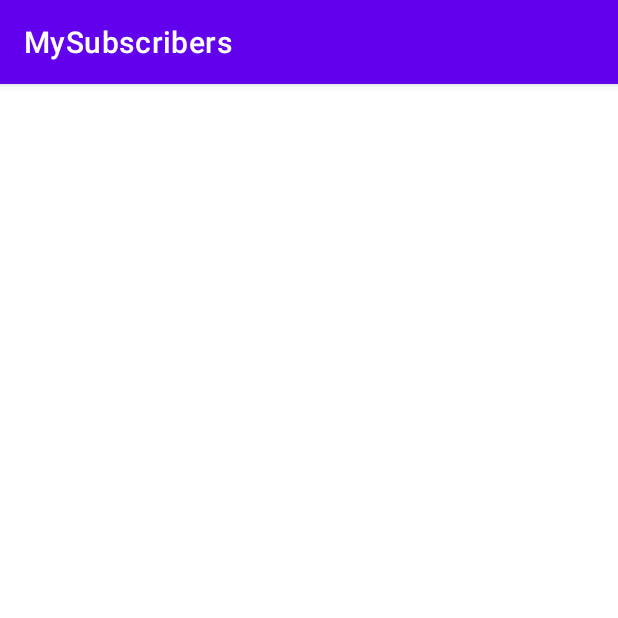
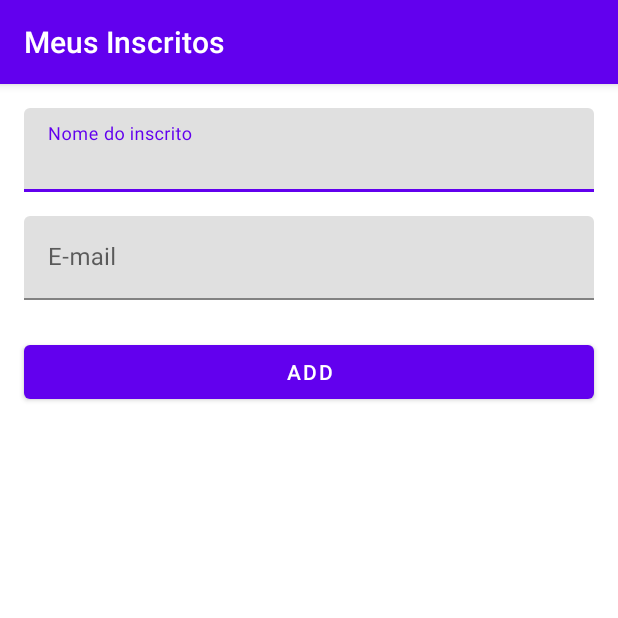
Before and after one commit to rickaleu/crud-room, an Android app: the screen it shows after launch (MainActivity), on a phone screen of 412 x 824 dp, the top half of it. Run offline under Robolectric (Android 15) with nearby library versions, the phone set to English and light mode, and no system bars; our stand-ins replace navigation-ui.

Commit message:
Add toolbar.

```diff
--- a/app/build.gradle
+++ b/app/build.gradle
@@ -1,6 +1,8 @@
 plugins {
     id 'com.android.application'
     id 'kotlin-android'
+    id 'kotlin-android-extensions'
+    id 'kotlin-kapt'
 }
 
 android {
--- a/app/src/main/java/br/com/ricardo/mysubscribers/ui/MainActivity.kt
+++ b/app/src/main/java/br/com/ricardo/mysubscribers/ui/MainActivity.kt
@@ -2,11 +2,20 @@ package br.com.ricardo.mysubscribers.ui
 
 import android.os.Bundle
 import androidx.appcompat.app.AppCompatActivity
+import androidx.navigation.fragment.NavHostFragment
+import androidx.navigation.ui.AppBarConfiguration
+import androidx.navigation.ui.setupWithNavController
 import br.com.ricardo.mysubscribers.R
+import kotlinx.android.synthetic.main.activity_main.*
 
 class MainActivity : AppCompatActivity() {
     override fun onCreate(savedInstanceState: Bundle?) {
         super.onCreate(savedInstanceState)
         setContentView(R.layout.activity_main)
+
+        val navHostFragment = supportFragmentManager.findFragmentById(R.id.nav_host_fragment) as NavHostFragment
+        val navController = navHostFragment.navController
+        val appBarConfiguration = AppBarConfiguration(navController.graph)
+        main_toolbar.setupWithNavController(navController, appBarConfiguration)
     }
 }
--- a/app/src/main/res/layout/activity_main.xml
+++ b/app/src/main/res/layout/activity_main.xml
@@ -6,16 +6,28 @@
     android:layout_height="match_parent"
     tools:context=".ui.MainActivity">
 
+    <androidx.appcompat.widget.Toolbar
+        android:id="@+id/main_toolbar"
+        android:layout_width="match_parent"
+        android:layout_height="?attr/actionBarSize"
+        android:background="@color/purple_500"
+        android:elevation="4dp"
+        android:theme="@style/Theme.MySubscribers"
+        app:layout_constraintEnd_toEndOf="parent"
+        app:layout_constraintStart_toStartOf="parent"
+        app:layout_constraintTop_toTopOf="parent"
+        app:popupTheme="@style/ThemeOverlay.AppCompat.Light"/>
+
     <androidx.fragment.app.FragmentContainerView
         android:id="@+id/nav_host_fragment"
         android:name="androidx.navigation.fragment.NavHostFragment"
         android:layout_width="0dp"
         android:layout_height="0dp"
+        app:defaultNavHost="true"
+        app:layout_constraintBottom_toBottomOf="parent"
         app:layout_constraintLeft_toLeftOf="parent"
         app:layout_constraintRight_toRightOf="parent"
-        app:layout_constraintTop_toTopOf="parent"
-        app:layout_constraintBottom_toBottomOf="parent"
-        app:defaultNavHost="true"
+        app:layout_constraintTop_toBottomOf="@+id/main_toolbar"
         app:navGraph="@navigation/main_graph" />
 
 </androidx.constraintlayout.widget.ConstraintLayout>
--- a/app/src/main/res/layout/fragment_subscriber.xml
+++ b/app/src/main/res/layout/fragment_subscriber.xml
@@ -21,7 +21,7 @@
             android:id="@+id/subscribers_edit_name"
             android:layout_width="match_parent"
             android:layout_height="wrap_content"
-            android:hint="@string/subscribers_hint_name"
+            android:hint="@string/subscribers_edit_name_hint"
             android:inputType="textCapSentences" />
 
     </com.google.android.material.textfield.TextInputLayout>
@@ -41,9 +41,21 @@
             android:id="@+id/subscribers_edit_email"
             android:layout_width="match_parent"
             android:layout_height="wrap_content"
-            android:hint="@string/subscribers_hint_email"
+            android:hint="@string/subscribers_edit_email_hint"
             android:inputType="textEmailAddress" />
 
     </com.google.android.material.textfield.TextInputLayout>
 
+    <Button
+        android:id="@+id/subscribers_button_add"
+        android:layout_width="0dp"
+        android:layout_height="wrap_content"
+        android:layout_marginStart="16dp"
+        android:layout_marginTop="24dp"
+        android:layout_marginEnd="16dp"
+        android:text="@string/subscribers_button_add"
+        app:layout_constraintEnd_toEndOf="parent"
+        app:layout_constraintStart_toStartOf="parent"
+        app:layout_constraintTop_toBottomOf="@+id/subscribers_input_layout_email" />
+
 </androidx.constraintlayout.widget.ConstraintLayout>
--- a/app/src/main/res/navigation/main_graph.xml
+++ b/app/src/main/res/navigation/main_graph.xml
@@ -1,5 +1,13 @@
 <?xml version="1.0" encoding="utf-8"?>
 <navigation xmlns:android="http://schemas.android.com/apk/res/android"
-    xmlns:app="http://schemas.android.com/apk/res-auto" android:id="@+id/main_graph">
+    xmlns:app="http://schemas.android.com/apk/res-auto"
+    xmlns:tools="http://schemas.android.com/tools"
+    android:id="@+id/main_graph"
+    app:startDestination="@id/subscribersFragment">
 
+    <fragment
+        android:id="@+id/subscribersFragment"
+        android:name="br.com.ricardo.mysubscribers.ui.subscriber.view.SubscribersFragment"
+        android:label="@string/subscriber_nav_title"
+        tools:layout="@layout/fragment_subscriber"/>
 </navigation>
--- a/app/src/main/res/values-night/themes.xml
+++ b/app/src/main/res/values-night/themes.xml
@@ -1,6 +1,6 @@
 <resources xmlns:tools="http://schemas.android.com/tools">
     <!-- Base application theme. -->
-    <style name="Theme.MySubscribers" parent="Theme.MaterialComponents.DayNight.DarkActionBar">
+    <style name="Theme.MySubscribers" parent="Theme.MaterialComponents.DayNight.NoActionBar">
         <!-- Primary brand color. -->
         <item name="colorPrimary">@color/purple_200</item>
         <item name="colorPrimaryVariant">@color/purple_700</item>
--- a/app/src/main/res/values/strings.xml
+++ b/app/src/main/res/values/strings.xml
@@ -2,7 +2,9 @@
     <string name="app_name">MySubscribers</string>
 
     <!-- Subscribers -->
-    <string name="subscribers_hint_name">Nome do assinante</string>
-    <string name="subscribers_hint_email">E-mail</string>
+    <string name="subscriber_nav_title">Meus Inscritos</string>
+    <string name="subscribers_edit_name_hint">Nome do inscrito</string>
+    <string name="subscribers_edit_email_hint">E-mail</string>
+    <string name="subscribers_button_add">Add</string>
 
 </resources>
--- a/app/src/main/res/values/themes.xml
+++ b/app/src/main/res/values/themes.xml
@@ -1,16 +1,28 @@
 <resources xmlns:tools="http://schemas.android.com/tools">
     <!-- Base application theme. -->
-    <style name="Theme.MySubscribers" parent="Theme.MaterialComponents.DayNight.DarkActionBar">
+    <style name="Theme.MySubscribers" parent="Theme.MaterialComponents.DayNight.NoActionBar">
         <!-- Primary brand color. -->
         <item name="colorPrimary">@color/purple_500</item>
         <item name="colorPrimaryVariant">@color/purple_700</item>
         <item name="colorOnPrimary">@color/white</item>
+
+        <item name="toolbarStyle">@style/ToolbarStyle</item>
+
         <!-- Secondary brand color. -->
         <item name="colorSecondary">@color/teal_200</item>
         <item name="colorSecondaryVariant">@color/teal_700</item>
         <item name="colorOnSecondary">@color/black</item>
+
         <!-- Status bar color. -->
         <item name="android:statusBarColor" tools:targetApi="l">?attr/colorPrimaryVariant</item>
         <!-- Customize your theme here. -->
     </style>
+
+    <style name="ToolbarStyle" parent="Widget.AppCompat.Toolbar">
+        <item name="titleTextAppearance">@style/ToolbarStyle.Title</item>
+    </style>
+
+    <style name="ToolbarStyle.Title" parent="TextAppearance.AppCompat.Title">
+        <item name="android:textColor">@color/white</item>
+    </style>
 </resources>
```
